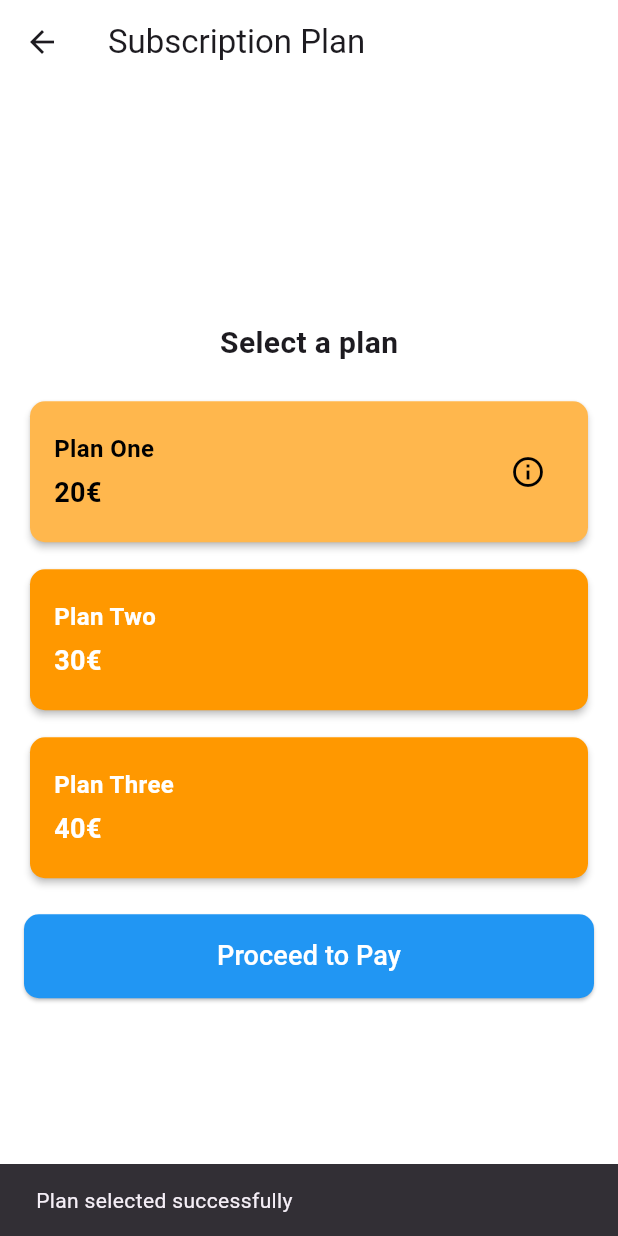
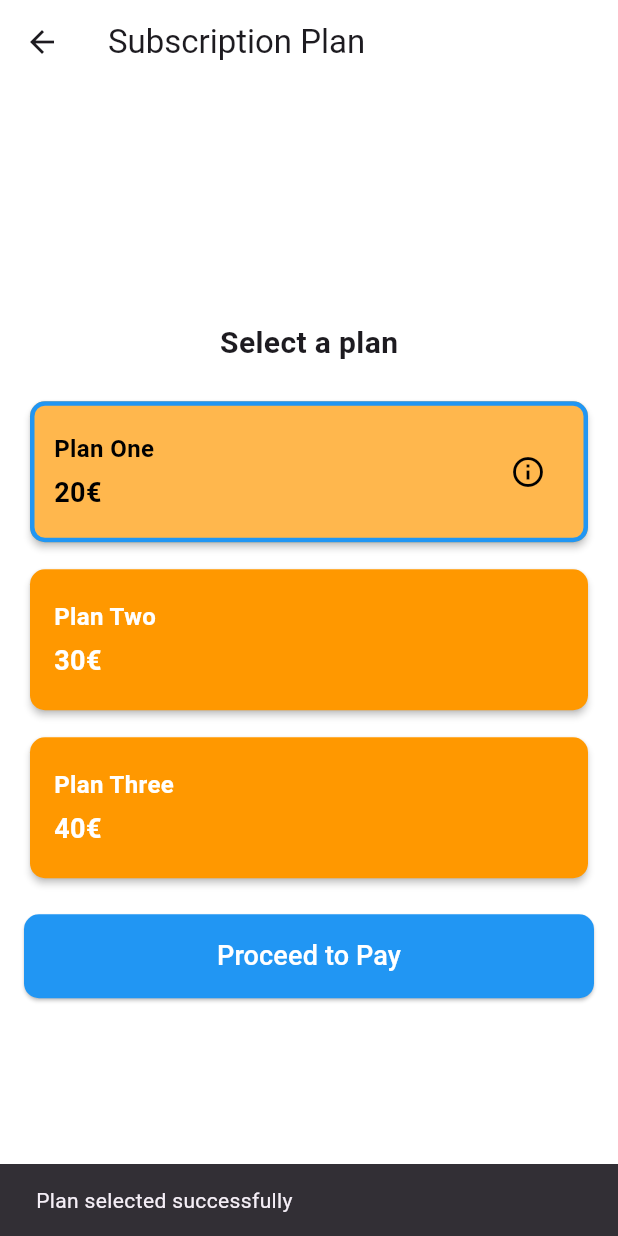
Before and after one commit to Theproxycos/pulse_gym, a Flutter app: the SubscriptionPage screen opened by its route, after a tap on "Plan One", after a tap on "Proceed to Pay", on a phone screen of 412 x 824 dp. Run offline on Flutter 3.47's test engine with Material 3 defaults, Android fonts, the phone set to English and light mode, and no system bars; our stand-ins replace cloud_firestore, easy_date_timeline, email_validator, firebase_core, firebase_storage, fl_chart and 2 more; accounts and stored records are empty.

Commit message:
Update subscription_page.dart

```diff
--- a/lib/screens/subscription_page.dart
+++ b/lib/screens/subscription_page.dart
@@ -1,5 +1,7 @@
 import 'package:flutter/material.dart';
 import 'package:cloud_firestore/cloud_firestore.dart';
+
+import 'plan_description.dart';
 
 class SubscriptionPage extends StatefulWidget {
   final String userId; // Pass the user ID when navigating to this page
@@ -14,15 +16,48 @@ class _SubscriptionPageState extends State<SubscriptionPage> {
   final FirebaseFirestore _firestore = FirebaseFirestore.instance;
   String? _userName; // To store the user's name
   int? selectedPlanIndex; // To track the selected plan
+  int? currentPlanIndex; // Índice do plano já comprado
 
   @override
   void initState() {
     super.initState();
     if (widget.userId.isEmpty) {
       print('Error: User ID is empty!');
-      return; // Stop further execution if userId is invalid
+      return;
     }
-    _fetchUserName(); // Fetch the user's name from Firestore
+    _fetchUserName();
+    _fetchUserPlan();
+  }
+
+  // Buscar o plano atual do usuário
+  Future<void> _fetchUserPlan() async {
+    try {
+      final userDoc =
+          await _firestore.collection('users').doc(widget.userId).get();
+      if (userDoc.exists && userDoc.data()!.containsKey('subscription_plan')) {
+        String currentPlan = userDoc['subscription_plan'];
+
+        setState(() {
+          currentPlanIndex = _getPlanIndex(currentPlan);
+        });
+      }
+    } catch (e) {
+      print('Error fetching user plan: $e');
+    }
+  }
+
+// Converter nome do plano salvo no Firestore para um índice correspondente
+  int? _getPlanIndex(String plan) {
+    switch (plan) {
+      case "Plan One":
+        return 0;
+      case "Plan Two":
+        return 1;
+      case "Plan Three":
+        return 2;
+      default:
+        return null;
+    }
   }
 
   Future<void> _fetchUserName() async {
@@ -41,6 +76,14 @@ class _SubscriptionPageState extends State<SubscriptionPage> {
 
   // This method updates the user's selected plan in Firestore
   Future<void> _updateUserPlan() async {
+    if (selectedPlanIndex == null) {
+      // Se nenhum plano foi selecionado
+      ScaffoldMessenger.of(context).showSnackBar(
+        const SnackBar(content: Text("Please select a plan to proceed")),
+      );
+      return;
+    }
+
     String selectedPlan;
     switch (selectedPlanIndex) {
       case 0:
@@ -57,14 +100,23 @@ class _SubscriptionPageState extends State<SubscriptionPage> {
     }
 
     try {
+      // Atualizando no Firestore o plano selecionado
       await _firestore.collection('users').doc(widget.userId).update({
-        'subscription_plan': selectedPlan, // Update the subscription plan field
+        'subscription_plan': selectedPlan, // Atualizando o campo do plano
       });
 
-      // After updating, you can navigate to the payment page or show a success message
+      // Atualizando o estado local para refletir o plano comprado
+      setState(() {
+        currentPlanIndex = selectedPlanIndex;
+      });
+
+      // Exibindo uma mensagem de sucesso
       ScaffoldMessenger.of(context).showSnackBar(
         const SnackBar(content: Text("Plan selected successfully")),
       );
+
+      // Aqui você pode navegar para a próxima página (página de pagamento, por exemplo)
+      // Navigator.push(...);
     } catch (e) {
       print("Error updating user plan: $e");
       ScaffoldMessenger.of(context).showSnackBar(
@@ -79,7 +131,8 @@ class _SubscriptionPageState extends State<SubscriptionPage> {
       backgroundColor: Colors.white,
       appBar: AppBar(
         backgroundColor: Colors.white,
-        title: Text(_userName != null ? "Hello, $_userName!" : "Subscription Plan"),
+        title: Text(
+            _userName != null ? "Hello, $_userName!" : "Subscription Plan"),
       ),
       body: Padding(
         padding: const EdgeInsets.all(16.0),
@@ -122,13 +175,12 @@ class _SubscriptionPageState extends State<SubscriptionPage> {
             ElevatedButton(
               onPressed: selectedPlanIndex != null
                   ? () {
-                      _updateUserPlan(); // Update plan in Firestore
+                      _updateUserPlan(); // Atualizar plano no Firestore
                     }
                   : null,
               style: ElevatedButton.styleFrom(
-                backgroundColor: selectedPlanIndex != null
-                    ? Colors.blue
-                    : Colors.grey,
+                backgroundColor:
+                    selectedPlanIndex != null ? Colors.blue : Colors.grey,
                 padding: const EdgeInsets.symmetric(vertical: 15),
                 shape: RoundedRectangleBorder(
                   borderRadius: BorderRadius.circular(10),
@@ -155,6 +207,8 @@ class _SubscriptionPageState extends State<SubscriptionPage> {
     required String description,
   }) {
     final isSelected = selectedPlanIndex == index;
+    final isCurrentPlan =
+        currentPlanIndex == index; // Verifica se é o plano comprado
 
     return GestureDetector(
       onTap: () {
@@ -167,6 +221,9 @@ class _SubscriptionPageState extends State<SubscriptionPage> {
         elevation: 2,
         shape: RoundedRectangleBorder(
           borderRadius: BorderRadius.circular(10),
+          side: isCurrentPlan // Adiciona borda ao plano comprado
+              ? BorderSide(color: Colors.blue, width: 3)
+              : BorderSide.none,
         ),
         child: Padding(
           padding: const EdgeInsets.symmetric(vertical: 20, horizontal: 16),
@@ -181,7 +238,10 @@ class _SubscriptionPageState extends State<SubscriptionPage> {
                     style: TextStyle(
                       fontSize: 16,
                       fontWeight: FontWeight.bold,
-                      color: isSelected ? Colors.black : Colors.white,
+                      color: isSelected || isCurrentPlan
+                          ? Colors.black
+                          : Colors
+                              .white, // Texto escuro para selecionado ou comprado
                     ),
                   ),
                   const SizedBox(height: 5),
@@ -190,7 +250,10 @@ class _SubscriptionPageState extends State<SubscriptionPage> {
                     style: TextStyle(
                       fontSize: 18,
                       fontWeight: FontWeight.bold,
-                      color: isSelected ? Colors.black : Colors.white,
+                      color: isSelected || isCurrentPlan
+                          ? Colors.black
+                          : Colors
+                              .white, // Preço em preto quando selecionado ou comprado
                     ),
                   ),
                 ],
@@ -220,28 +283,3 @@ class _SubscriptionPageState extends State<SubscriptionPage> {
     );
   }
 }
-
-// Sample PlanDescriptionPage to show more details of a plan.
-class PlanDescriptionPage extends StatelessWidget {
-  final String planTitle;
-  final String planDescription;
-
-  const PlanDescriptionPage({
-    super.key,
-    required this.planTitle,
-    required this.planDescription,
-  });
-
-  @override
-  Widget build(BuildContext context) {
-    return Scaffold(
-      appBar: AppBar(
-        title: Text(planTitle),
-      ),
-      body: Padding(
-        padding: const EdgeInsets.all(16.0),
-        child: Text(planDescription),
-      ),
-    );
-  }
-}
```
